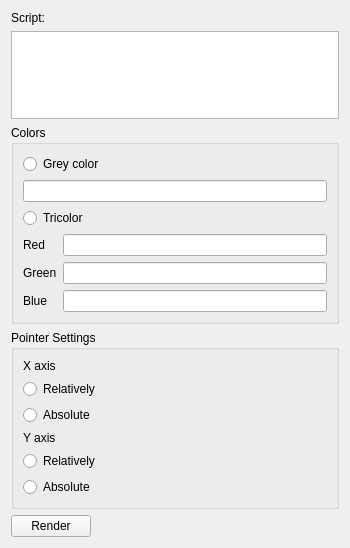
First picture: the form in gui/layersettings.ui, repository dmitriyushakov/imaginegenerator, before the edit.
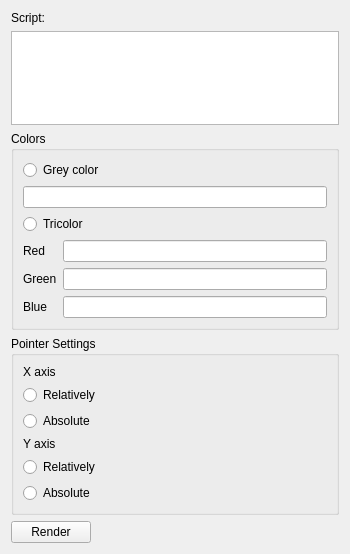
Second picture: the form after the edit. Icons and pictures are not drawn.

The edit to the form file:
```diff
--- a/gui/layersettings.ui
+++ b/gui/layersettings.ui
@@ -7,7 +7,7 @@
     <x>0</x>
     <y>0</y>
     <width>350</width>
-    <height>548</height>
+    <height>554</height>
    </rect>
   </property>
   <property name="minimumSize">
```
Left out of the diff: 4 changed lines with no effect on the pictures.
